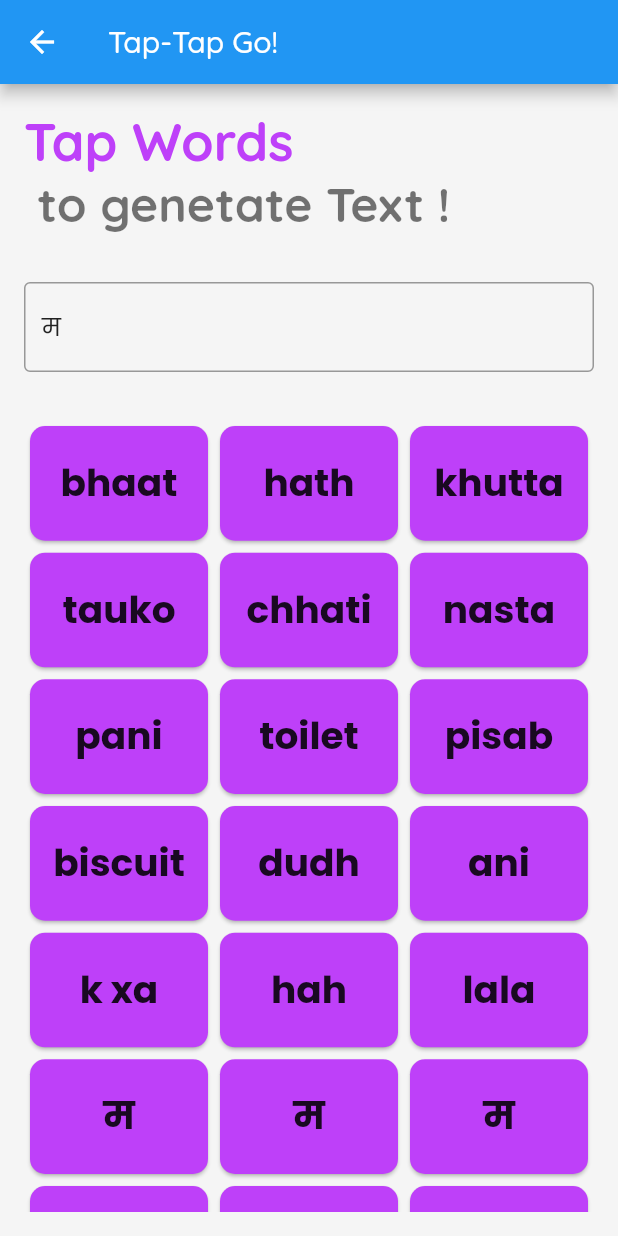
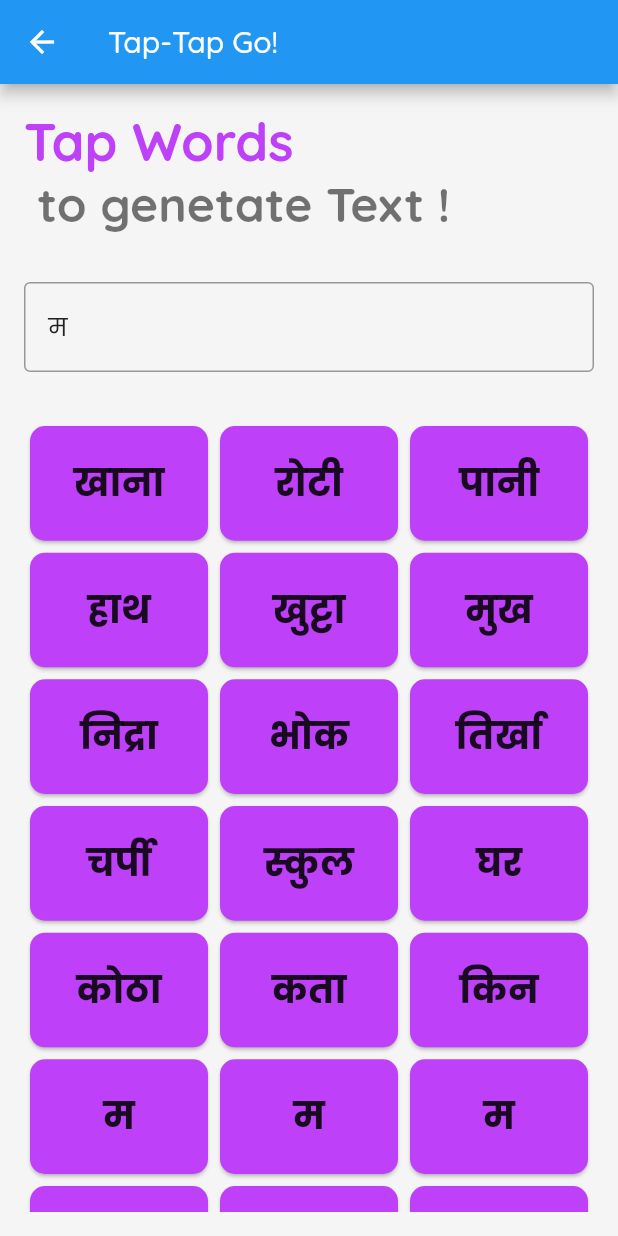
Before and after one commit to basnetmausam/Aawaj, a Flutter app: the GridViewPage screen opened by its route, after a tap on an icon or button, on a phone screen of 412 x 824 dp. Run offline on Flutter 3.47's test engine with Material 2 defaults, Android fonts, the phone set to English and light mode, and no system bars; our stand-ins replace flutter_staggered_animations, flutter_typeahead, google_fonts, velocity_x; missing offline and left inert: transliteration.

Commit message:
tap words bug fixed

```diff
--- a/lib/data/words_data.dart
+++ b/lib/data/words_data.dart
@@ -30,21 +30,21 @@ class PronounData {
 
 class NounData {
   final List<Words> _nounList = <Words>[
-    Words(word: 'bhaat'),
-    Words(word: 'hath'),
-    Words(word: 'khutta'),
-    Words(word: 'tauko'),
-    Words(word: 'chhati'),
-    Words(word: 'nasta'),
-    Words(word: 'pani'),
-    Words(word: 'toilet'),
-    Words(word: 'pisab'),
-    Words(word: 'biscuit'),
-    Words(word: 'dudh'),
-    Words(word: 'ani'),
-    Words(word: 'k xa'),
-    Words(word: 'hah'),
-    Words(word: 'lala'),
+    Words(word: 'खाना'),
+    Words(word: 'रोटी'),
+    Words(word: 'पानी'),
+    Words(word: 'हाथ'),
+    Words(word: 'खुट्टा'),
+    Words(word: 'मुख'),
+    Words(word: 'निद्रा'),
+    Words(word: 'भोक'),
+    Words(word: 'तिर्खा'),
+    Words(word: 'चर्पी'),
+    Words(word: 'स्कुल'),
+    Words(word: 'घर'),
+    Words(word: 'कोठा'),
+    Words(word: 'कता'),
+    Words(word: 'किन'),
     Words(word: 'म'),
     Words(word: 'म'),
     Words(word: 'म'),
@@ -58,17 +58,17 @@ class NounData {
 
 class VerbData {
   final List<Words> _verbList = <Words>[
-    Words(word: 'verb'),
-    Words(word: 'verb'),
-    Words(word: 'verb'),
-    Words(word: 'verb'),
-    Words(word: 'verb'),
-    Words(word: 'verb'),
-    Words(word: 'verb'),
-    Words(word: 'verb'),
-    Words(word: 'verb'),
-    Words(word: 'verb'),
-    Words(word: 'verb'),
+    Words(word: 'खानु'),
+    Words(word: 'जानु'),
+    Words(word: 'लानु'),
+    Words(word: 'धुनु'),
+    Words(word: 'पढ्नु'),
+    Words(word: 'गर्नु'),
+    Words(word: 'लेख्नु'),
+    Words(word: 'चलाउनु'),
+    Words(word: 'पियुनु'),
+    Words(word: 'सुत्नु'),
+    Words(word: 'लाग्नु'),
     Words(word: 'verb'),
     Words(word: 'verb'),
     Words(word: 'verb'),
@@ -81,11 +81,11 @@ class VerbData {
 
 class MatraData {
   final List<Words> _matraList = <Words>[
-    Words(word: 'ro'),
-    Words(word: 'ko'),
-    Words(word: 'ka'),
-    Words(word: 'ri'),
-    Words(word: 'haru'),
+    Words(word: 'लाई'),
+    Words(word: 'रो'),
+    Words(word: 'री'),
+    Words(word: 'को'),
+    Words(word: 'हरु'),
     Words(word: 'aau'),
     Words(word: 'uu'),
     Words(word: 'ki'),
--- a/lib/pages/hands_on_mode/tap_page/gridview_page.dart
+++ b/lib/pages/hands_on_mode/tap_page/gridview_page.dart
@@ -115,7 +115,18 @@ class _GridViewPageState extends State<GridViewPage> {
   Widget listItem(Words words) {
     return InkWell(
       splashColor: Colors.blue.withAlpha(30),
+      onLongPress: (() {
+        list = matra;
+        setState(() {});
+        tappedWords.text = "${tappedWords.text} ${words.word}";
+      }),
       onTap: () {
+        // adding the newly tapped words to the previous words.
+        if (list == matra) {
+          tappedWords.text = "${tappedWords.text}${words.word}";
+        } else {
+          tappedWords.text = "${tappedWords.text} ${words.word}";
+        }
         count += 1;
         switch (count) {
           case 1:
@@ -128,18 +139,7 @@ class _GridViewPageState extends State<GridViewPage> {
           default:
         }
         setState(() {});
-        // adding the newly tapped words to the previous words.
-        if (list == matra) {
-          tappedWords.text = "${tappedWords.text}${words.word}";
-        } else {
-          tappedWords.text = "${tappedWords.text}${words.word}";
-        }
       },
-      onLongPress: (() {
-        list = matra;
-        setState(() {});
-        tappedWords.text = "${tappedWords.text} ${words.word}";
-      }),
       child: Card(
           // elevation: 10,
           shape:
```
